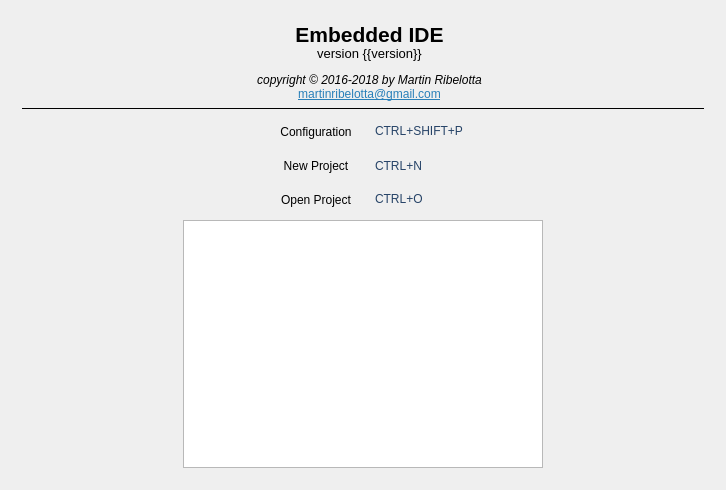
First picture: the form in mainwindow.ui, repository martinribelotta/embedded-ide, before the edit.
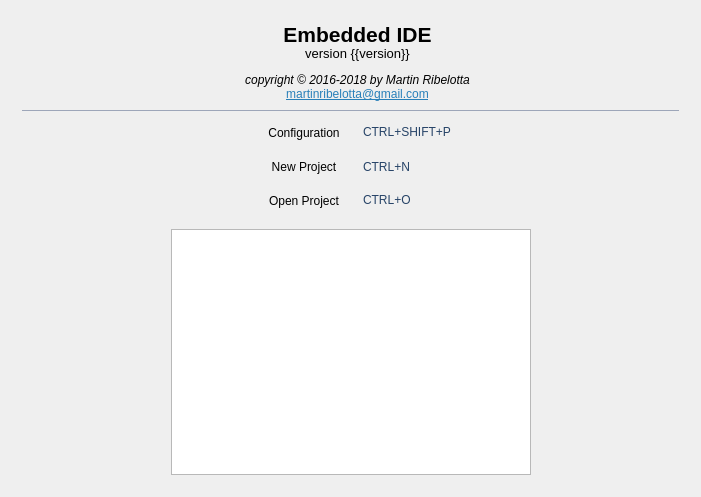
Second picture: the form after the edit. Icons and pictures are not drawn. Custom widgets are drawn as their Qt base class.

Commit message: Improve welcome screen

```diff
--- a/mainwindow.ui
+++ b/mainwindow.ui
@@ -6,8 +6,8 @@
    <rect>
     <x>0</x>
     <y>0</y>
-    <width>726</width>
-    <height>490</height>
+    <width>701</width>
+    <height>497</height>
    </rect>
   </property>
   <layout class="QVBoxLayout" name="verticalLayout_2">
@@ -618,17 +618,33 @@
         </layout>
        </item>
        <item>
-        <widget class="Line" name="line">
-         <property name="frameShadow">
-          <enum>QFrame::Plain</enum>
+        <widget class="QWidget" name="widget_4" native="true">
+         <property name="minimumSize">
+          <size>
+           <width>0</width>
+           <height>4</height>
+          </size>
          </property>
-         <property name="orientation">
-          <enum>Qt::Horizontal</enum>
+         <property name="styleSheet">
+          <string notr="true">border-bottom: 1px solid rgb(157, 166, 185);</string>
          </property>
         </widget>
        </item>
        <item>
         <layout class="QGridLayout" name="gridLayout_5">
+         <item row="0" column="4" rowspan="3">
+          <spacer name="verticalSpacer">
+           <property name="orientation">
+            <enum>Qt::Vertical</enum>
+           </property>
+           <property name="sizeHint" stdset="0">
+            <size>
+             <width>20</width>
+             <height>40</height>
+            </size>
+           </property>
+          </spacer>
+         </item>
          <item row="0" column="2">
           <layout class="QGridLayout" name="gridLayout_3">
            <item row="0" column="0" rowspan="3">
@@ -800,23 +816,7 @@
            </item>
           </layout>
          </item>
-         <item row="1" column="1">
-          <spacer name="horizontalSpacer_7">
-           <property name="orientation">
-            <enum>Qt::Horizontal</enum>
-           </property>
-           <property name="sizeType">
-            <enum>QSizePolicy::MinimumExpanding</enum>
-           </property>
-           <property name="sizeHint" stdset="0">
-            <size>
-             <width>58</width>
-             <height>20</height>
-            </size>
-           </property>
-          </spacer>
-         </item>
-         <item row="1" column="2">
+         <item row="2" column="2">
           <widget class="QListView" name="recentProjectsView">
            <property name="sizePolicy">
             <sizepolicy hsizetype="Preferred" vsizetype="Expanding">
@@ -853,7 +853,23 @@
            </property>
           </widget>
          </item>
-         <item row="1" column="3">
+         <item row="2" column="1">
+          <spacer name="horizontalSpacer_7">
+           <property name="orientation">
+            <enum>Qt::Horizontal</enum>
+           </property>
+           <property name="sizeType">
+            <enum>QSizePolicy::MinimumExpanding</enum>
+           </property>
+           <property name="sizeHint" stdset="0">
+            <size>
+             <width>58</width>
+             <height>20</height>
+            </size>
+           </property>
+          </spacer>
+         </item>
+         <item row="2" column="3">
           <spacer name="horizontalSpacer_8">
            <property name="orientation">
             <enum>Qt::Horizontal</enum>
@@ -869,20 +885,7 @@
            </property>
           </spacer>
          </item>
-         <item row="0" column="4" rowspan="2">
-          <spacer name="verticalSpacer">
-           <property name="orientation">
-            <enum>Qt::Vertical</enum>
-           </property>
-           <property name="sizeHint" stdset="0">
-            <size>
-             <width>20</width>
-             <height>40</height>
-            </size>
-           </property>
-          </spacer>
-         </item>
-         <item row="0" column="0" rowspan="2">
+         <item row="0" column="0" rowspan="3">
           <spacer name="verticalSpacer_2">
            <property name="orientation">
             <enum>Qt::Vertical</enum>
@@ -895,6 +898,22 @@
            </property>
           </spacer>
          </item>
+         <item row="1" column="1" colspan="3">
+          <spacer name="verticalSpacer_3">
+           <property name="orientation">
+            <enum>Qt::Vertical</enum>
+           </property>
+           <property name="sizeType">
+            <enum>QSizePolicy::Fixed</enum>
+           </property>
+           <property name="sizeHint" stdset="0">
+            <size>
+             <width>20</width>
+             <height>8</height>
+            </size>
+           </property>
+          </spacer>
+         </item>
         </layout>
        </item>
       </layout>
```
The commit also changes 1 other file.
